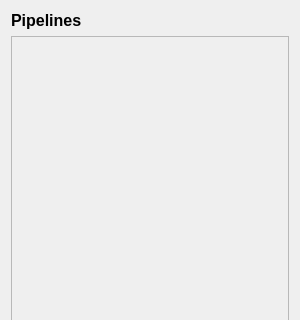
First picture: the form in command_builder/components/task_list/task_list.ui, repository NdeyeFa9928/CommandBuilder, before the edit; both pictures show x 0 to 300 and y 0 to 320 of the 300 by 600 pixel window.
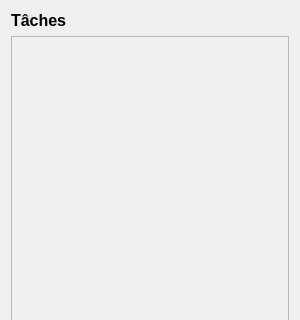
Second picture: the form after the edit.

Commit message: refactor(main_window) : rename pipeline-related identifiers to task-related ones for consistency

Patch:
```diff
--- a/command_builder/components/task_list/task_list.ui
+++ b/command_builder/components/task_list/task_list.ui
@@ -23,7 +23,7 @@
       </font>
      </property>
      <property name="text">
-      <string>Pipelines</string>
+      <string>Tâches</string>
      </property>
     </widget>
    </item>
```
Left out of the diff: 12 changed lines with no effect on the pictures. The commit also changes 3 other files.
